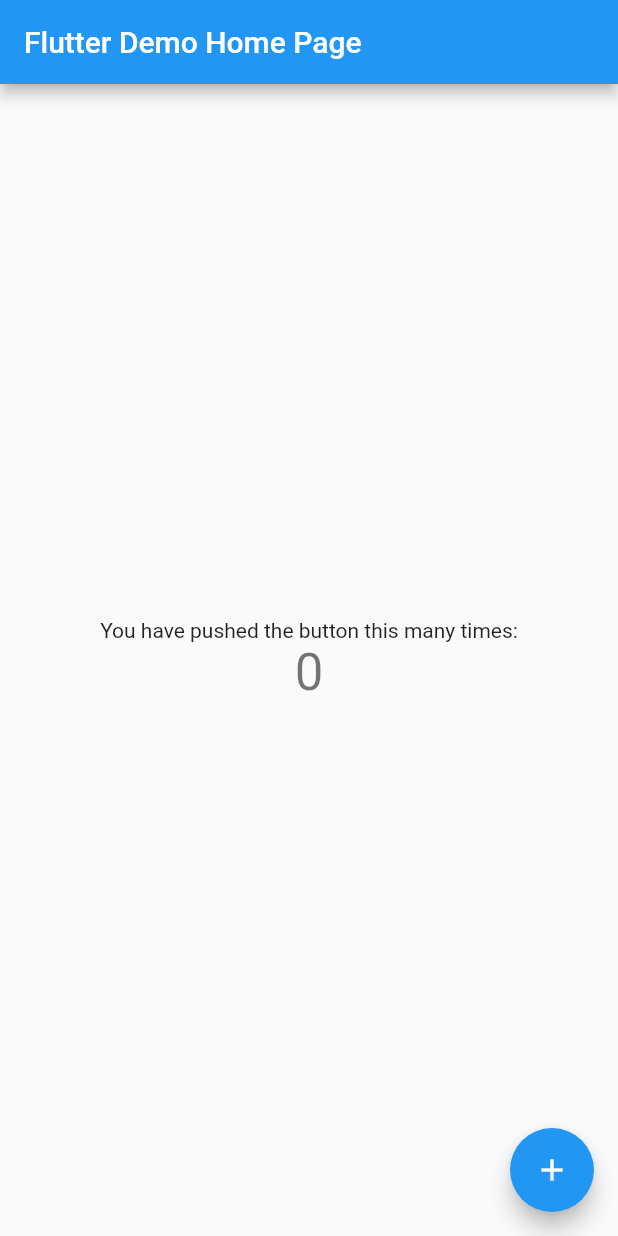
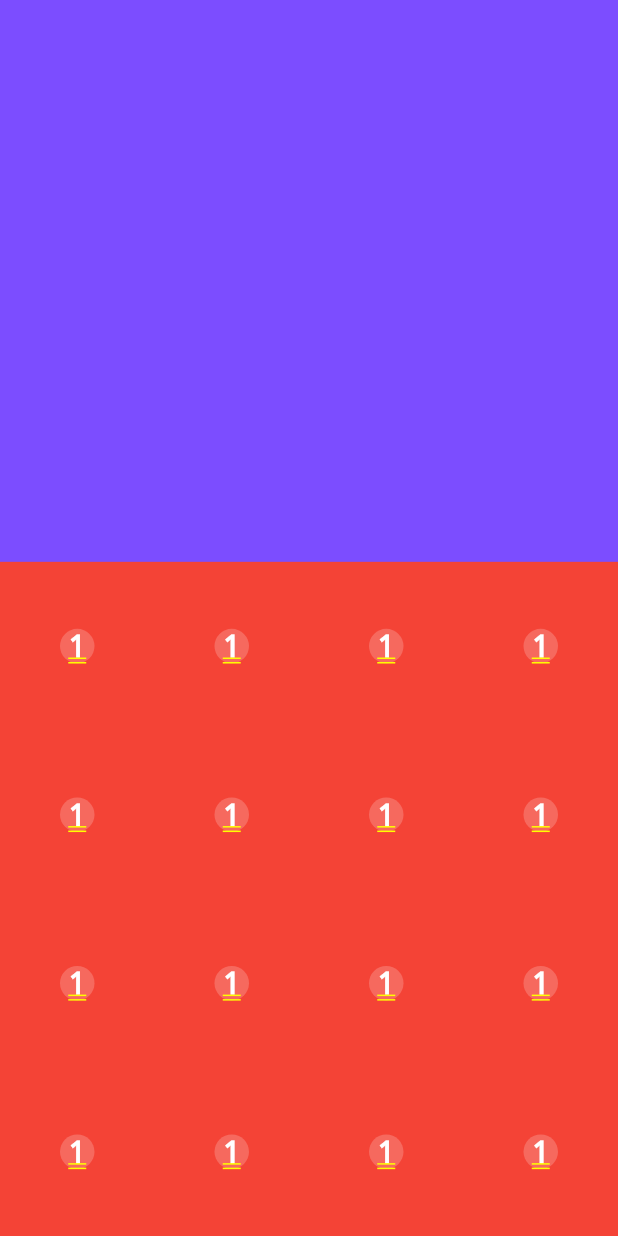
Before and after one commit to davidkt99/DiceUlator, a Flutter app: the screen it shows after launch, on a phone screen of 412 x 824 dp. Run offline on Flutter 3.47's test engine with Material 2 defaults, Android fonts, the phone set to English and light mode, and no system bars; our stand-ins replace flutter_riverpod.

Commit message:
Added State-management working on buttons

```diff
--- /dev/null
+++ b/lib/Components/calc_button.dart
@@ -0,0 +1,47 @@
+import 'package:diceulator/Design/app_theme.dart';
+import 'package:flutter/material.dart';
+import 'package:flutter_riverpod/flutter_riverpod.dart';
+
+
+class CalcButton extends ConsumerStatefulWidget {
+  const CalcButton({Key? key}) : super(key: key);
+
+  @override
+  ConsumerState<CalcButton> createState() => _CalcButtonState();
+}
+
+class _CalcButtonState extends ConsumerState<CalcButton> {
+  @override
+  Widget build(BuildContext context) {
+    return Expanded(
+      child: GestureDetector(
+        child: Container(
+          decoration: BoxDecoration(
+            shape: BoxShape.circle,
+            color: AppTheme.textPrimary.withOpacity(0.2),
+          //   boxShadow: const [
+          // BoxShadow(
+          // color: AppTheme.textPrimary,
+          //   offset: Offset(
+          //     5.0,
+          //     5.0,
+          //   ),
+          //   blurRadius: 10.0,
+          //   spreadRadius: 2.0,
+          // ), //BoxShadow
+          // BoxShadow(
+          //   color: Colors.white,
+          //   offset: Offset(0.0, 0.0),
+          //   blurRadius: 0.0,
+          //   spreadRadius: 0.0,
+          // ), //BoxShadow
+          // ],
+          ),
+          child: Center(
+            child: Text('1', style: TextStyle(color: AppTheme.textPrimary, fontSize: 20),),
+          ),
+        ),
+      ),
+    );
+  }
+}
--- /dev/null
+++ b/lib/Components/calc_key_pad.dart
@@ -0,0 +1,55 @@
+import 'package:diceulator/Components/calc_button.dart';
+import 'package:flutter/cupertino.dart';
+import 'package:flutter/material.dart';
+
+class CalcKeyPad extends StatelessWidget {
+  const CalcKeyPad({Key? key}) : super(key: key);
+
+  @override
+  Widget build(BuildContext context) {
+    return Container(
+      color: Colors.red,
+      child: Column(
+        mainAxisAlignment: MainAxisAlignment.spaceAround,
+        children: [
+          Row(
+            mainAxisAlignment: MainAxisAlignment.spaceEvenly,
+            children: [
+              CalcButton(),
+              CalcButton(),
+              CalcButton(),
+              CalcButton(),
+            ],
+          ),
+          Row(
+            mainAxisAlignment: MainAxisAlignment.spaceEvenly,
+            children: [
+              CalcButton(),
+              CalcButton(),
+              CalcButton(),
+              CalcButton(),
+            ],
+          ),
+          Row(
+            mainAxisAlignment: MainAxisAlignment.spaceEvenly,
+            children: [
+              CalcButton(),
+              CalcButton(),
+              CalcButton(),
+              CalcButton(),
+            ],
+          ),
+          Row(
+            mainAxisAlignment: MainAxisAlignment.spaceEvenly,
+            children: [
+              CalcButton(),
+              CalcButton(),
+              CalcButton(),
+              CalcButton(),
+            ],
+          ),
+        ],
+      ),
+    );
+  }
+}
--- /dev/null
+++ b/lib/Design/app_theme.dart
@@ -0,0 +1,9 @@
+import 'package:flutter/material.dart';
+
+class AppTheme{
+  AppTheme._();
+
+  /// General Colors
+  static const primary = Colors.deepPurpleAccent;
+  static const textPrimary = Colors.white;
+}
--- /dev/null
+++ b/lib/Design/size_config.dart
@@ -0,0 +1,43 @@
+import 'package:flutter/rendering.dart';
+import 'package:flutter/widgets.dart';
+
+class SizeConfig {
+  static double _screenWidth = 0;
+  static double _screenHeight = 0;
+  static double _blockWidth = 0;
+  static double _blockHeight = 0;
+
+  static double textMultiplier = 0;
+  static double imageSizeMultiplier = 0;
+  static double heightMultiplier = 0;
+  static double widthMultiplier = 0;
+  static bool isPortrait = true;
+  static bool isMobilePortrait = false;
+
+  void init(BoxConstraints constraints, Orientation orientation) {
+    if (orientation == Orientation.portrait) {
+      _screenWidth = constraints.maxWidth;
+      _screenHeight = constraints.maxHeight;
+      isPortrait = true;
+      if (_screenWidth < 450) {
+        isMobilePortrait = true;
+      }
+    } else {
+      _screenWidth = constraints.maxHeight;
+      _screenHeight = constraints.maxWidth;
+      isPortrait = false;
+      isMobilePortrait = false;
+    }
+
+    _blockWidth = _screenWidth / 100;
+    _blockHeight = _screenHeight / 100;
+
+    textMultiplier = _blockHeight;
+    imageSizeMultiplier = _blockWidth;
+    heightMultiplier = _blockHeight;
+    widthMultiplier = _blockWidth;
+
+    print("Width: $_blockWidth");
+    print("Height: $_blockHeight");
+  }
+}
--- a/lib/Pages/dice_calc_page.dart
+++ b/lib/Pages/dice_calc_page.dart
@@ -1,50 +1,39 @@
+import 'package:diceulator/Components/calc_button.dart';
+import 'package:diceulator/Components/calc_key_pad.dart';
+import 'package:diceulator/Design/app_theme.dart';
+import 'package:diceulator/Design/size_config.dart';
 import 'package:flutter/material.dart';
 
 
 
-class MyHomePage extends StatefulWidget {
-  const MyHomePage({Key? key, required this.title}) : super(key: key);
-
-  final String title;
+class DiceCalcPage extends StatefulWidget {
+  const DiceCalcPage({Key? key}) : super(key: key);
 
   @override
-  State<MyHomePage> createState() => _MyHomePageState();
+  State<DiceCalcPage> createState() => _DiceCalcPageState();
 }
 
-class _MyHomePageState extends State<MyHomePage> {
-  int _counter = 0;
-
-  void _incrementCounter() {
-    setState(() {
-      _counter++;
-    });
-  }
+class _DiceCalcPageState extends State<DiceCalcPage> {
 
   @override
   Widget build(BuildContext context) {
-    return Scaffold(
-      appBar: AppBar(
-        title: Text(widget.title),
-      ),
-      body: Center(
+    return Container(
+      color: AppTheme.primary,
+        width: SizeConfig.widthMultiplier * 100,
+        height: SizeConfig.heightMultiplier * 100,
         child: Column(
           mainAxisAlignment: MainAxisAlignment.center,
           children: <Widget>[
-            const Text(
-              'You have pushed the button this many times:',
+            Expanded(
+              flex: 5,
+                child: Container()
             ),
-            Text(
-              '$_counter',
-              style: Theme.of(context).textTheme.headline4,
+            const Expanded(
+              flex: 6,
+                child: CalcKeyPad()
             ),
           ],
         ),
-      ),
-      floatingActionButton: FloatingActionButton(
-        onPressed: _incrementCounter,
-        tooltip: 'Increment',
-        child: const Icon(Icons.add),
-      ),
-    );
+      );
   }
 }
--- a/lib/main.dart
+++ b/lib/main.dart
@@ -17,7 +17,7 @@ class MyApp extends StatelessWidget {
       ),
       initialRoute: "/HomePage",
       routes: {
-        "/HomePage": (context) => const MyHomePage(title: 'Flutter Demo Home Page'),
+        "/HomePage": (context) => const DiceCalcPage(),
       },
     );
   }
--- a/pubspec.yaml
+++ b/pubspec.yaml
@@ -30,6 +30,9 @@ dependencies:
   flutter:
     sdk: flutter
 
+  hive: ^2.1.0
+
+  flutter_riverpod: ^1.0.3
 
   # The following adds the Cupertino Icons font to your application.
   # Use with the CupertinoIcons class for iOS style icons.
```
Also changed, not shown: pubspec.lock.
